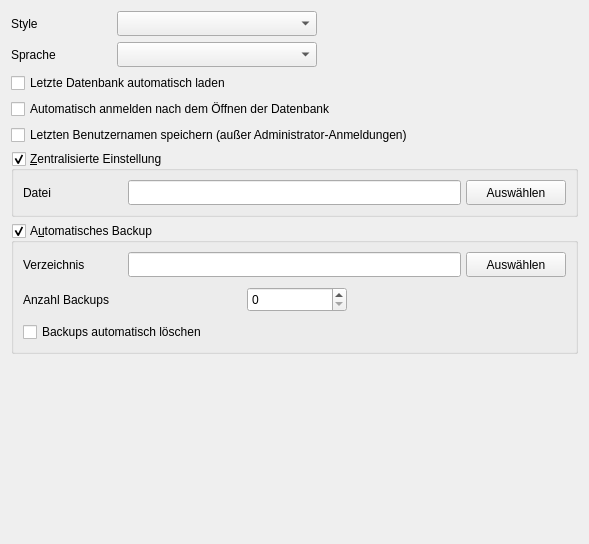
This is ui/qmgeneralsettingswidget.ui in Christian-Kr/QualificationMatrix as Qt 5 draws it before an edit. The edited form follows.
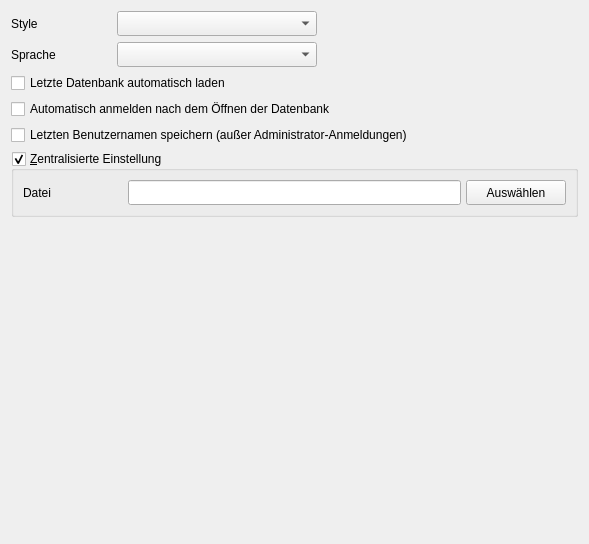
This is the edited form.

Commit message: Implement new backup system

Patch:
```diff
--- a/ui/qmgeneralsettingswidget.ui
+++ b/ui/qmgeneralsettingswidget.ui
@@ -191,133 +191,6 @@
      </layout>
     </widget>
    </item>
-   <item>
-    <widget class="QGroupBox" name="gbAutoBackup">
-     <property name="title">
-      <string>A&amp;utomatisches Backup</string>
-     </property>
-     <property name="checkable">
-      <bool>true</bool>
-     </property>
-     <layout class="QGridLayout" name="gridLayout">
-      <property name="verticalSpacing">
-       <number>10</number>
-      </property>
-      <item row="3" column="0" colspan="2">
-       <layout class="QVBoxLayout" name="verticalLayout_6">
-        <property name="spacing">
-         <number>5</number>
-        </property>
-        <item>
-         <widget class="QCheckBox" name="cbAutoBackupDelete">
-          <property name="text">
-           <string>Backups automatisch löschen</string>
-          </property>
-         </widget>
-        </item>
-       </layout>
-      </item>
-      <item row="0" column="0" colspan="2">
-       <layout class="QHBoxLayout" name="horizontalLayout_3">
-        <property name="spacing">
-         <number>5</number>
-        </property>
-        <item>
-         <widget class="QLabel" name="label_2">
-          <property name="sizePolicy">
-           <sizepolicy hsizetype="Preferred" vsizetype="Preferred">
-            <horstretch>0</horstretch>
-            <verstretch>0</verstretch>
-           </sizepolicy>
-          </property>
-          <property name="minimumSize">
-           <size>
-            <width>100</width>
-            <height>0</height>
-           </size>
-          </property>
-          <property name="text">
-           <string>Verzeichnis</string>
-          </property>
-         </widget>
-        </item>
-        <item>
-         <widget class="QLineEdit" name="leBackupPath">
-          <property name="minimumSize">
-           <size>
-            <width>0</width>
-            <height>25</height>
-           </size>
-          </property>
-         </widget>
-        </item>
-        <item>
-         <widget class="QPushButton" name="pbChoosePath">
-          <property name="minimumSize">
-           <size>
-            <width>100</width>
-            <height>25</height>
-           </size>
-          </property>
-          <property name="text">
-           <string>Auswählen</string>
-          </property>
-         </widget>
-        </item>
-       </layout>
-      </item>
-      <item row="1" column="0" colspan="2">
-       <layout class="QHBoxLayout" name="horizontalLayout_4">
-        <property name="spacing">
-         <number>5</number>
-        </property>
-        <item>
-         <widget class="QLabel" name="label_3">
-          <property name="sizePolicy">
-           <sizepolicy hsizetype="Expanding" vsizetype="Preferred">
-            <horstretch>0</horstretch>
-            <verstretch>0</verstretch>
-           </sizepolicy>
-          </property>
-          <property name="minimumSize">
-           <size>
-            <width>200</width>
-            <height>0</height>
-           </size>
-          </property>
-          <property name="text">
-           <string>Anzahl Backups</string>
-          </property>
-         </widget>
-        </item>
-        <item>
-         <widget class="QSpinBox" name="spBackupCount">
-          <property name="minimumSize">
-           <size>
-            <width>100</width>
-            <height>25</height>
-           </size>
-          </property>
-         </widget>
-        </item>
-        <item>
-         <spacer name="horizontalSpacer_2">
-          <property name="orientation">
-           <enum>Qt::Horizontal</enum>
-          </property>
-          <property name="sizeHint" stdset="0">
-           <size>
-            <width>40</width>
-            <height>20</height>
-           </size>
-          </property>
-         </spacer>
-        </item>
-       </layout>
-      </item>
-     </layout>
-    </widget>
-   </item>
    <item>
     <spacer name="verticalSpacer">
      <property name="orientation">
```
Left out of the diff: 64 changed lines with no effect on the pictures. The commit also changes 7 other files.
